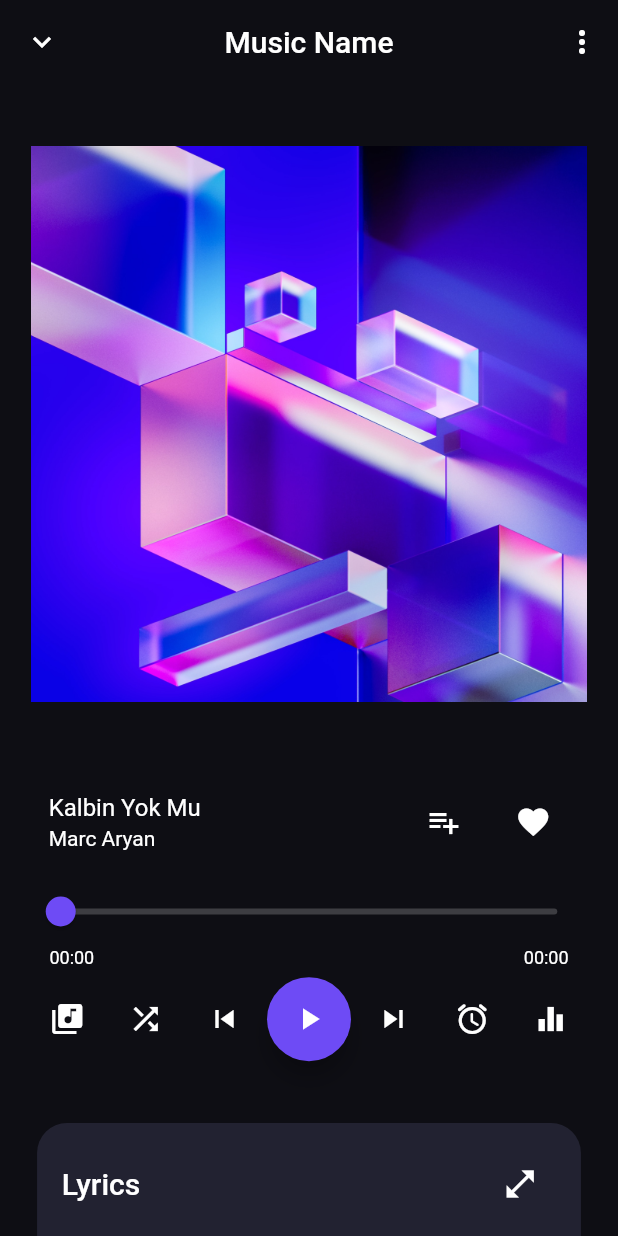
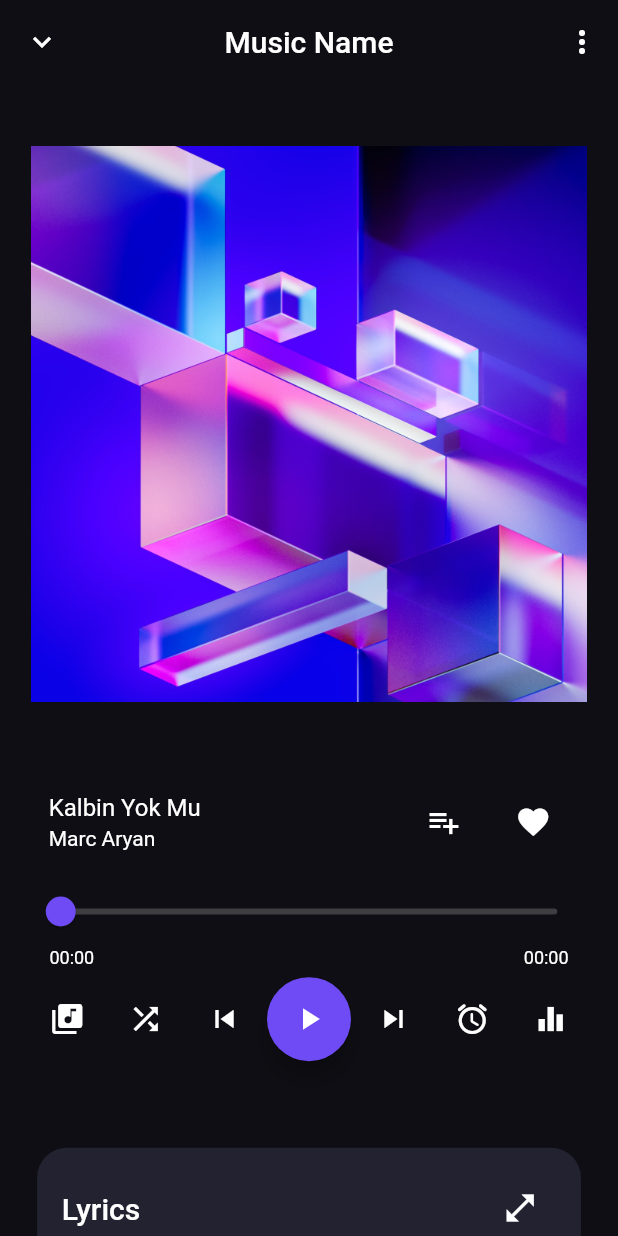
Before and after one commit to furkanagess/music_player_app, a Flutter app: the MusicDetailView screen opened by its route, on a phone screen of 412 x 824 dp. Run offline on Flutter 3.47's test engine with Material 2 defaults, Android fonts, the phone set to English and light mode, and no system bars; our stand-ins replace audioplayers, dotted_border; network calls fail.

Commit message:
view fixes

```diff
--- a/lib/feature/view/detail/music_detail_view.dart
+++ b/lib/feature/view/detail/music_detail_view.dart
@@ -110,6 +110,8 @@ class _MusicDetailViewState extends State<MusicDetailView> {
   InkWell musicLyrics(BuildContext context) {
     return InkWell(
       onTap: () {},
+      child: Padding(
+        padding: context.paddingNormalVertical,
         child: Container(
           decoration: BoxDecoration(
             color: AppColors().darkBlue,
@@ -164,6 +166,7 @@ class _MusicDetailViewState extends State<MusicDetailView> {
                   ),
                 )
               ],
+            ),
           ),
         ),
       ),
```
Lines whose indentation alone changed are shown as unchanged.
